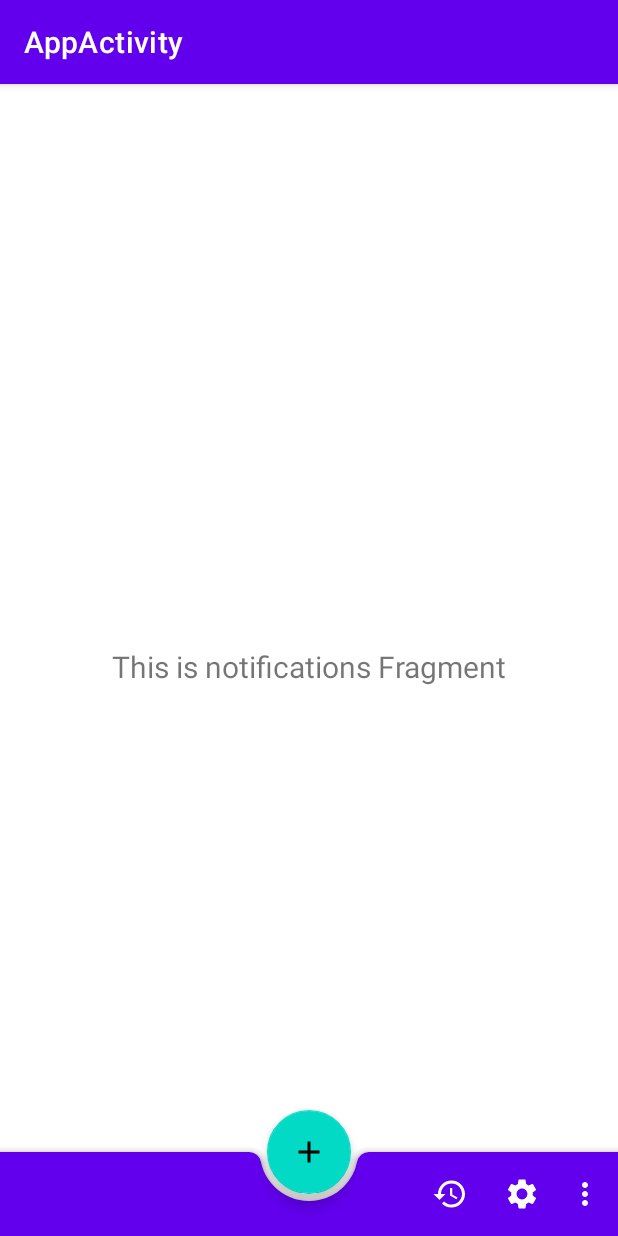
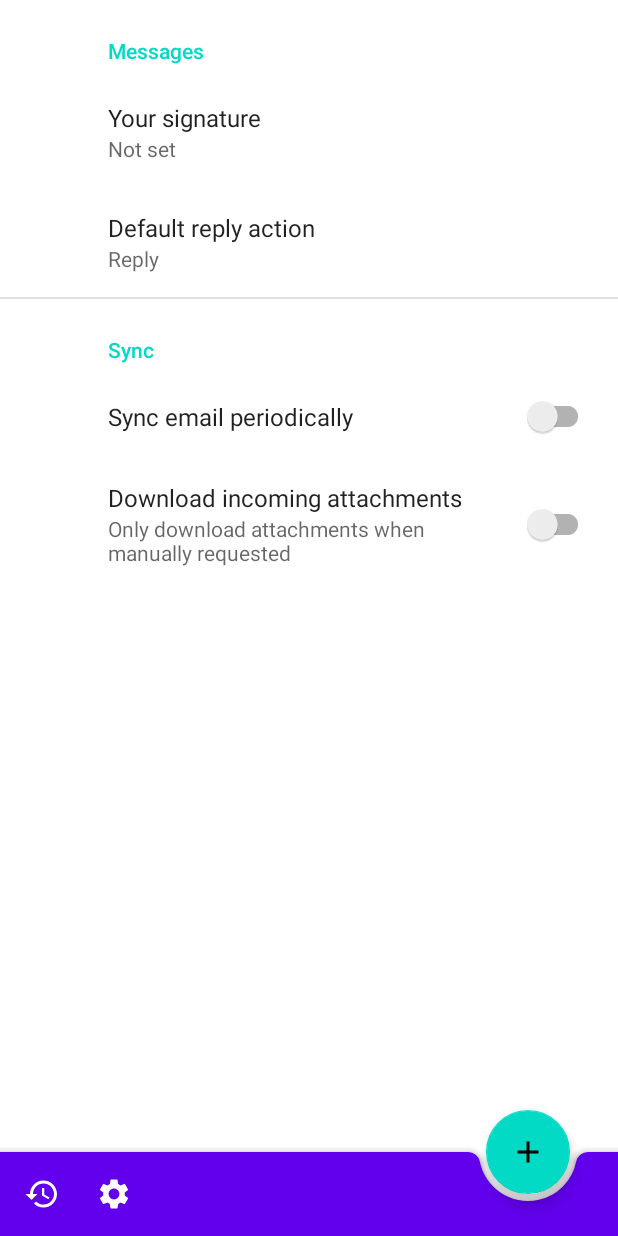
Before and after one commit to axoulc/Noght, an Android app: the fragment SettingsFragment placed in its activity, on a phone screen of 412 x 824 dp. Run offline under Robolectric (Android 15) with nearby library versions, the phone set to English and light mode, and no system bars; our stand-ins replace androidx.preference.

Commit message:
Add settings fragment

```diff
--- a/app/build.gradle
+++ b/app/build.gradle
@@ -44,6 +44,7 @@ dependencies {
     implementation 'androidx.lifecycle:lifecycle-viewmodel-ktx:2.4.1'
     implementation 'androidx.navigation:navigation-fragment-ktx:2.4.2'
     implementation 'androidx.navigation:navigation-ui-ktx:2.4.2'
+    implementation 'androidx.preference:preference:1.1.1'
     testImplementation 'junit:junit:4.13.2'
     androidTestImplementation 'androidx.test.ext:junit:1.1.3'
     androidTestImplementation 'androidx.test.espresso:espresso-core:3.4.0'
--- a/app/src/main/java/com/axoul/noght/AppActivity.kt
+++ b/app/src/main/java/com/axoul/noght/AppActivity.kt
@@ -2,9 +2,9 @@ package com.axoul.noght
 
 import android.os.Bundle
 import androidx.appcompat.app.AppCompatActivity
+import androidx.core.view.WindowCompat
 import com.axoul.noght.databinding.ActivityAppBinding
 import com.axoul.noght.ui.home.HomeFragment
-import com.google.android.material.bottomappbar.BottomAppBar
 
 class AppActivity : AppCompatActivity() {
 
@@ -13,6 +13,7 @@ class AppActivity : AppCompatActivity() {
 
     override fun onCreate(savedInstanceState: Bundle?) {
         super.onCreate(savedInstanceState)
+        WindowCompat.setDecorFitsSystemWindows(window, false)
         binding = ActivityAppBinding.inflate(layoutInflater)
         setContentView(binding.root)
         supportFragmentManager.beginTransaction().replace(R.id.nav_view, HomeFragment::class.java, null).commit()
--- a/app/src/main/java/com/axoul/noght/ui/history/HistoryFragment.kt
+++ b/app/src/main/java/com/axoul/noght/ui/history/HistoryFragment.kt
@@ -7,7 +7,12 @@ import android.view.ViewGroup
 import android.widget.TextView
 import androidx.fragment.app.Fragment
 import androidx.lifecycle.ViewModelProvider
+import com.axoul.noght.R
 import com.axoul.noght.databinding.FragmentHistoryBinding
+import com.axoul.noght.ui.home.HomeFragment
+import com.axoul.noght.ui.settings.SettingsFragment
+import com.google.android.material.bottomappbar.BottomAppBar
+import com.google.android.material.floatingactionbutton.FloatingActionButton
 
 class HistoryFragment : Fragment() {
 
@@ -32,8 +37,34 @@ class HistoryFragment : Fragment() {
         dashboardViewModel.text.observe(viewLifecycleOwner) {
             textView.text = it
         }
+
+        val bottomBar = requireActivity().findViewById<BottomAppBar>(R.id.bottomAppBar)
+        bottomBar.fabAlignmentMode = BottomAppBar.FAB_ALIGNMENT_MODE_END
+        bottomBar.setOnMenuItemClickListener { menuItem ->
+            when (menuItem.itemId) {
+                R.id.navigation_settings -> {
+                    requireActivity().supportFragmentManager.beginTransaction()
+                        .replace(R.id.nav_view, SettingsFragment::class.java, null)
+                        .setCustomAnimations(android.R.anim.slide_in_left, android.R.anim.slide_in_left)
+                        .commit()
+                    true
+                }
+                else -> false
+            }
+        }
+
+        val fab = requireActivity().findViewById<FloatingActionButton>(R.id.fab)
+        fab.setOnClickListener {
+            requireActivity().supportFragmentManager.beginTransaction()
+                .replace(R.id.nav_view, HomeFragment::class.java, null)
+                .setCustomAnimations(android.R.anim.slide_in_left, android.R.anim.slide_in_left)
+                .commit()
+        }
+
         return root
     }
+
+
 
     override fun onDestroyView() {
         super.onDestroyView()
--- a/app/src/main/java/com/axoul/noght/ui/home/HomeFragment.kt
+++ b/app/src/main/java/com/axoul/noght/ui/home/HomeFragment.kt
@@ -12,6 +12,7 @@ import com.axoul.noght.databinding.FragmentHomeBinding
 import com.axoul.noght.ui.history.HistoryFragment
 import com.axoul.noght.ui.settings.SettingsFragment
 import com.google.android.material.bottomappbar.BottomAppBar
+import com.google.android.material.floatingactionbutton.FloatingActionButton
 
 class HomeFragment : Fragment() {
 
@@ -38,6 +39,7 @@ class HomeFragment : Fragment() {
         }
 
         val bottomBar = requireActivity().findViewById<BottomAppBar>(R.id.bottomAppBar)
+        bottomBar.fabAlignmentMode = BottomAppBar.FAB_ALIGNMENT_MODE_CENTER
         bottomBar.setOnMenuItemClickListener { menuItem ->
             when (menuItem.itemId) {
                 R.id.navigation_history -> {
@@ -51,6 +53,12 @@ class HomeFragment : Fragment() {
                 else -> false
             }
         }
+
+        val fab = requireActivity().findViewById<FloatingActionButton>(R.id.fab)
+        fab.setOnClickListener {
+            // TODO
+        }
+
         return root
     }
 
--- a/app/src/main/java/com/axoul/noght/ui/settings/SettingsFragment.kt
+++ b/app/src/main/java/com/axoul/noght/ui/settings/SettingsFragment.kt
@@ -1,42 +1,39 @@
 package com.axoul.noght.ui.settings
 
 import android.os.Bundle
-import android.view.LayoutInflater
-import android.view.View
-import android.view.ViewGroup
-import android.widget.TextView
-import androidx.fragment.app.Fragment
-import androidx.lifecycle.ViewModelProvider
-import com.axoul.noght.databinding.FragmentSettingsBinding
+import androidx.preference.PreferenceFragmentCompat
+import com.axoul.noght.R
+import com.axoul.noght.ui.history.HistoryFragment
+import com.axoul.noght.ui.home.HomeFragment
+import com.google.android.material.bottomappbar.BottomAppBar
+import com.google.android.material.floatingactionbutton.FloatingActionButton
 
-class SettingsFragment : Fragment() {
+class SettingsFragment : PreferenceFragmentCompat() {
 
-    private var _binding: FragmentSettingsBinding? = null
+    override fun onCreatePreferences(savedInstanceState: Bundle?, rootKey: String?) {
+        setPreferencesFromResource(R.xml.root_preferences, rootKey)
 
-    // This property is only valid between onCreateView and
-    // onDestroyView.
-    private val binding get() = _binding!!
+        val bottomBar = requireActivity().findViewById<BottomAppBar>(R.id.bottomAppBar)
+        bottomBar.fabAlignmentMode = BottomAppBar.FAB_ALIGNMENT_MODE_END
+        bottomBar.setOnMenuItemClickListener { menuItem ->
+            when (menuItem.itemId) {
+                R.id.navigation_history -> {
+                    requireActivity().supportFragmentManager.beginTransaction()
+                        .replace(R.id.nav_view, HistoryFragment::class.java, null)
+                        .setCustomAnimations(android.R.anim.slide_in_left, android.R.anim.slide_in_left)
+                        .commit()
+                    true
+                }
+                else -> false
+            }
+        }
 
-    override fun onCreateView(
-        inflater: LayoutInflater,
-        container: ViewGroup?,
-        savedInstanceState: Bundle?
-    ): View {
-        val notificationsViewModel =
-            ViewModelProvider(this).get(SettingsViewModel::class.java)
-
-        _binding = FragmentSettingsBinding.inflate(inflater, container, false)
-        val root: View = binding.root
-
-        val textView: TextView = binding.textNotifications
-        notificationsViewModel.text.observe(viewLifecycleOwner) {
-            textView.text = it
+        val fab = requireActivity().findViewById<FloatingActionButton>(R.id.fab)
+        fab.setOnClickListener {
+            requireActivity().supportFragmentManager.beginTransaction()
+                .replace(R.id.nav_view, HomeFragment::class.java, null)
+                .setCustomAnimations(android.R.anim.slide_in_left, android.R.anim.slide_in_left)
+                .commit()
         }
-        return root
-    }
-
-    override fun onDestroyView() {
-        super.onDestroyView()
-        _binding = null
     }
 }
--- a/app/src/main/res/layout/activity_app.xml
+++ b/app/src/main/res/layout/activity_app.xml
@@ -29,6 +29,7 @@
         app:hideOnScroll="true" />
 
     <com.google.android.material.floatingactionbutton.FloatingActionButton
+        android:id="@+id/fab"
         android:layout_width="wrap_content"
         android:layout_height="wrap_content"
         app:layout_anchor="@id/bottomAppBar"
@@ -36,19 +37,4 @@
         app:srcCompat="@drawable/ic_add_24"
         android:contentDescription="TODO" />
 
-
-    <!--    <com.google.android.material.bottomnavigation.BottomNavigationView
-        android:id="@+id/nav_view"
-        android:layout_width="0dp"
-        android:layout_height="wrap_content"
-        android:layout_marginStart="0dp"
-        android:layout_marginEnd="0dp"
-        android:background="?android:attr/windowBackground"
-        app:layout_constraintBottom_toBottomOf="parent"
-        app:layout_constraintLeft_toLeftOf="parent"
-        app:layout_constraintRight_toRightOf="parent"
-        app:menu="@menu/bottom_nav_menu" />-->
-
-
-
 </androidx.coordinatorlayout.widget.CoordinatorLayout>
--- a/app/src/main/res/menu/bottom_nav_menu.xml
+++ b/app/src/main/res/menu/bottom_nav_menu.xml
@@ -1,12 +1,6 @@
 <?xml version="1.0" encoding="utf-8"?>
 <menu xmlns:android="http://schemas.android.com/apk/res/android"
     xmlns:app="http://schemas.android.com/apk/res-auto">
-
-    <item
-        android:id="@+id/navigation_home"
-        android:icon="@drawable/ic_add_24"
-        android:title="@string/title_home"
-        app:showAsAction="collapseActionView" />
 
     <item
         android:id="@+id/navigation_history"
--- a/app/src/main/res/navigation/mobile_navigation.xml
+++ b/app/src/main/res/navigation/mobile_navigation.xml
@@ -27,5 +27,6 @@
         android:id="@+id/navigation_settings"
         android:name="com.axoul.noght.ui.settings.SettingsFragment"
         android:label="@string/title_settings"
-        tools:layout="@layout/fragment_settings" />
+        tools:layout="@xml/root_preferences" />
+
 </navigation>
--- a/app/src/main/res/values-night/themes.xml
+++ b/app/src/main/res/values-night/themes.xml
@@ -1,6 +1,6 @@
 <resources xmlns:tools="http://schemas.android.com/tools">
     <!-- Base application theme. -->
-    <style name="Theme.Noght" parent="Theme.MaterialComponents.DayNight.DarkActionBar">
+    <style name="Theme.Noght" parent="Theme.MaterialComponents.DayNight.NoActionBar">
         <!-- Primary brand color. -->
         <item name="colorPrimary">@color/purple_200</item>
         <item name="colorPrimaryVariant">@color/purple_700</item>
@@ -12,5 +12,6 @@
         <!-- Status bar color. -->
         <item name="android:statusBarColor" tools:targetApi="l">?attr/colorPrimaryVariant</item>
         <!-- Customize your theme here. -->
+        <item name="android:windowNoTitle">true</item>
     </style>
 </resources>
--- /dev/null
+++ b/app/src/main/res/values/arrays.xml
@@ -0,0 +1,12 @@
+<resources>
+    <!-- Reply Preference -->
+    <string-array name="reply_entries">
+        <item>Reply</item>
+        <item>Reply to all</item>
+    </string-array>
+
+    <string-array name="reply_values">
+        <item>reply</item>
+        <item>reply_all</item>
+    </string-array>
+</resources>
--- a/app/src/main/res/values/strings.xml
+++ b/app/src/main/res/values/strings.xml
@@ -4,4 +4,18 @@
     <string name="title_home">Home</string>
     <string name="title_history">History</string>
     <string name="title_settings">Settings</string>
+    <!-- Preference Titles -->
+    <string name="messages_header">Messages</string>
+    <string name="sync_header">Sync</string>
+
+    <!-- Messages Preferences -->
+    <string name="signature_title">Your signature</string>
+    <string name="reply_title">Default reply action</string>
+
+    <!-- Sync Preferences -->
+    <string name="sync_title">Sync email periodically</string>
+    <string name="attachment_title">Download incoming attachments</string>
+    <string name="attachment_summary_on">Automatically download attachments for incoming emails
+    </string>
+    <string name="attachment_summary_off">Only download attachments when manually requested</string>
 </resources>
--- a/app/src/main/res/values/themes.xml
+++ b/app/src/main/res/values/themes.xml
@@ -1,6 +1,6 @@
 <resources xmlns:tools="http://schemas.android.com/tools">
     <!-- Base application theme. -->
-    <style name="Theme.Noght" parent="Theme.MaterialComponents.DayNight.DarkActionBar">
+    <style name="Theme.Noght" parent="Theme.MaterialComponents.DayNight.NoActionBar">
         <!-- Primary brand color. -->
         <item name="colorPrimary">@color/purple_500</item>
         <item name="colorPrimaryVariant">@color/purple_700</item>
@@ -12,5 +12,6 @@
         <!-- Status bar color. -->
         <item name="android:statusBarColor" tools:targetApi="l">?attr/colorPrimaryVariant</item>
         <!-- Customize your theme here. -->
+        <item name="android:windowNoTitle">true</item>
     </style>
 </resources>
--- /dev/null
+++ b/app/src/main/res/xml/root_preferences.xml
@@ -0,0 +1,35 @@
+<PreferenceScreen xmlns:app="http://schemas.android.com/apk/res-auto">
+
+    <PreferenceCategory app:title="@string/messages_header">
+
+        <EditTextPreference
+            app:key="signature"
+            app:title="@string/signature_title"
+            app:useSimpleSummaryProvider="true" />
+
+        <ListPreference
+            app:defaultValue="reply"
+            app:entries="@array/reply_entries"
+            app:entryValues="@array/reply_values"
+            app:key="reply"
+            app:title="@string/reply_title"
+            app:useSimpleSummaryProvider="true" />
+
+    </PreferenceCategory>
+
+    <PreferenceCategory app:title="@string/sync_header">
+
+        <SwitchPreferenceCompat
+            app:key="sync"
+            app:title="@string/sync_title" />
+
+        <SwitchPreferenceCompat
+            app:dependency="sync"
+            app:key="attachment"
+            app:summaryOff="@string/attachment_summary_off"
+            app:summaryOn="@string/attachment_summary_on"
+            app:title="@string/attachment_title" />
+
+    </PreferenceCategory>
+
+</PreferenceScreen>
```
